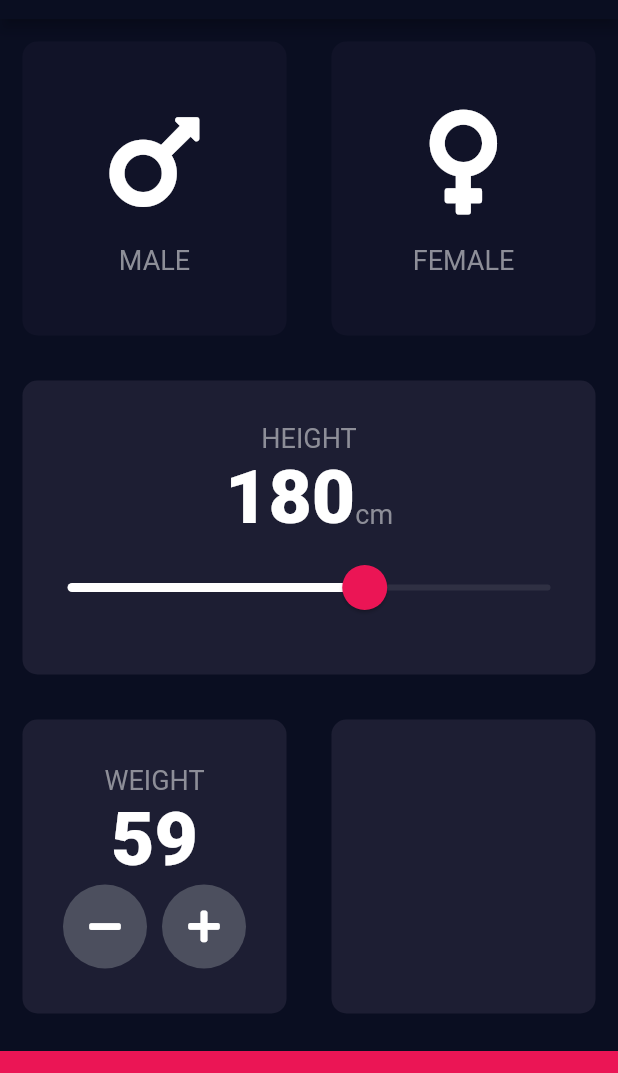
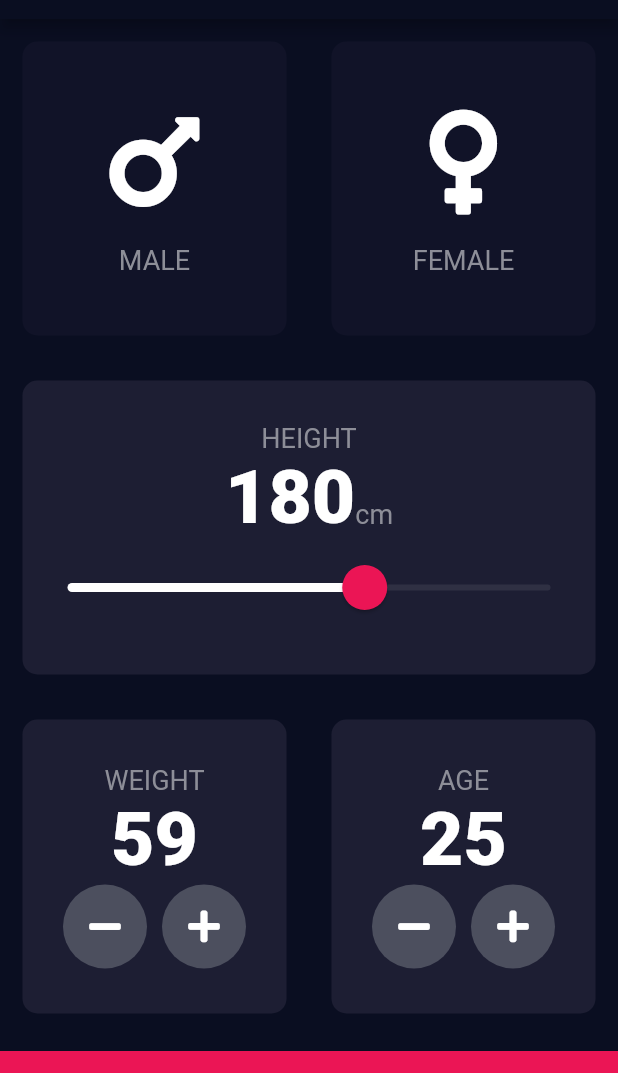
Before and after one commit to IvannaKozak/bmi_calculator, a Flutter app: the screen it shows after launch, after a tap on an icon or button, on a phone screen of 412 x 824 dp, the part 65-1138 px from its top. Run offline on Flutter 3.47's test engine with Material 2 defaults, Android fonts, the phone set to English and light mode, and no system bars; our stand-ins replace font_awesome_flutter.

Commit message:
more changes

```diff
--- a/lib/input_page.dart
+++ b/lib/input_page.dart
@@ -18,6 +18,7 @@ class _InputPageState extends State<InputPage> {
   Gender selectedGender;
   int height = 180;
   int weight = 60;
+  int age = 25;
 
   // Color maleCardColour = inactiveCardColour;
   // Color femaleCardColour = inactiveCardColour;
@@ -159,8 +160,7 @@ class _InputPageState extends State<InputPage> {
                               onClicked: () {
                                 if (weight > 1) {
                                   setState(() {
-                                    weight = weight - 1;
-                                    print(weight);
+                                    weight--;
                                   });
                                 }
                               }),
@@ -172,8 +172,7 @@ class _InputPageState extends State<InputPage> {
                               onClicked: () {
                                 if (weight < 250) {
                                   setState(() {
-                                    weight = weight + 1;
-                                    print(weight);
+                                    weight++;
                                   });
                                 }
                               }),
@@ -184,7 +183,48 @@ class _InputPageState extends State<InputPage> {
                 ),
               ),
               Expanded(
-                child: ReusableCard(colour: kActiveCardColour),
+                child: ReusableCard(
+                  colour: kActiveCardColour,
+                  cardChild: Column(
+                    mainAxisAlignment: MainAxisAlignment.center,
+                    children: <Widget>[
+                      Text(
+                        'AGE',
+                        style: kLabelTextStyle,
+                      ),
+                      Text(
+                        age.toString(),
+                        style: kBoldTextStyle,
+                      ),
+                      Row(
+                        mainAxisAlignment: MainAxisAlignment.center,
+                        children: <Widget>[
+                          RoundIconButton(
+                              icon: FontAwesomeIcons.minus,
+                              onClicked: () {
+                                if (age > 1) {
+                                  setState(() {
+                                    age--;
+                                  });
+                                }
+                              }),
+                          SizedBox(
+                            width: 10.0,
+                          ),
+                          RoundIconButton(
+                              icon: FontAwesomeIcons.plus,
+                              onClicked: () {
+                                if (age < 150) {
+                                  setState(() {
+                                    age++;
+                                  });
+                                }
+                              }),
+                        ],
+                      )
+                    ],
+                  ),
+                ),
               ),
             ],
           )),
```
